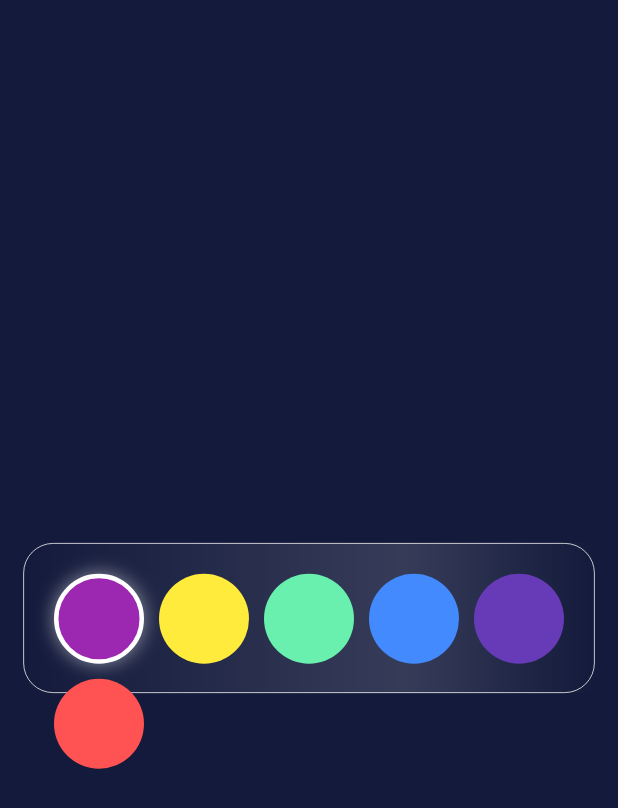
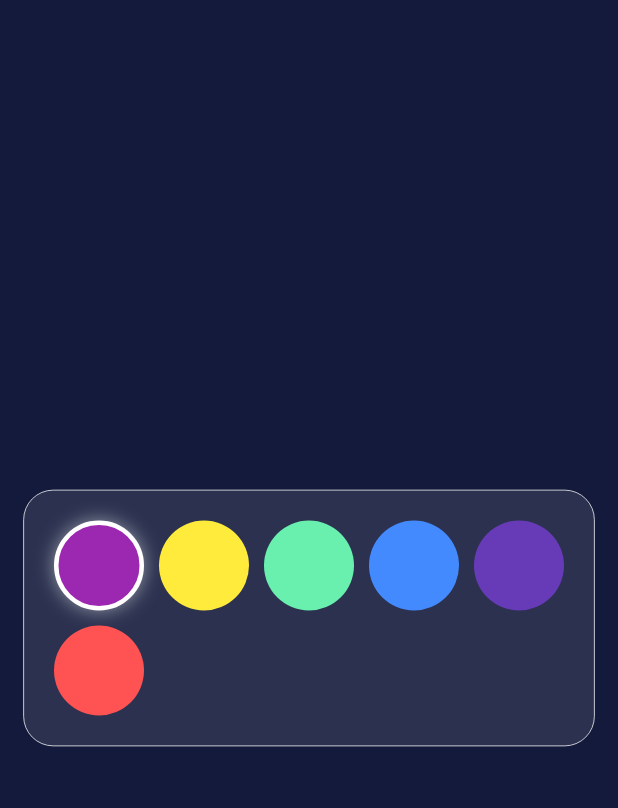
Before and after one commit to Roaa94/flutter_animations_workshop, a Flutter app: the screen it shows after launch, on a phone screen of 412 x 824 dp. Shown: the top 808 px of the screen. Run offline on Flutter 3.47's test engine with Material 2 defaults, Android fonts, the phone set to English and light mode, and no system bars.

Commit message:
feat: add workshop picker

```diff
--- a/lib/pages/home_page.dart
+++ b/lib/pages/home_page.dart
@@ -1,5 +1,5 @@
 import 'package:flutter/material.dart';
-import 'package:flutter_animations_workshop/pickers/5/color_picker.dart';
+import 'package:flutter_animations_workshop/pickers/workshop/color_picker.dart';
 
 class HomePage extends StatelessWidget {
   const HomePage({super.key});
--- /dev/null
+++ b/lib/pickers/workshop/color_item.dart
@@ -0,0 +1,43 @@
+import 'package:flutter/material.dart';
+
+class ColorItem extends StatelessWidget {
+  const ColorItem({
+    super.key,
+    this.size = 50,
+    required this.color,
+    this.isSelected = false,
+    this.onTap,
+  });
+
+  final double size;
+  final Color color;
+  final bool isSelected;
+  final VoidCallback? onTap;
+
+  @override
+  Widget build(BuildContext context) {
+    return GestureDetector(
+      onTap: onTap,
+      child: Container(
+        width: size,
+        height: size,
+        decoration: BoxDecoration(
+          color: color,
+          shape: BoxShape.circle,
+          border: Border.all(
+            color: isSelected ? Colors.white : Colors.transparent,
+            width: isSelected ? 3 : 0,
+          ),
+          boxShadow: [
+            BoxShadow(
+              blurRadius: 10,
+              color: isSelected
+                  ? Colors.white.withOpacity(0.5)
+                  : Colors.transparent,
+            ),
+          ],
+        ),
+      ),
+    );
+  }
+}
--- /dev/null
+++ b/lib/pickers/workshop/color_picker.dart
@@ -0,0 +1,43 @@
+import 'package:flutter/material.dart';
+import 'package:flutter_animations_workshop/colors.dart';
+import 'package:flutter_animations_workshop/pickers/workshop/color_item.dart';
+
+class ColorPicker extends StatefulWidget {
+  const ColorPicker({super.key});
+
+  @override
+  State<ColorPicker> createState() => _ColorPickerState();
+}
+
+class _ColorPickerState extends State<ColorPicker> {
+  int _selectedColorIndex = 0;
+
+  @override
+  Widget build(BuildContext context) {
+    return Container(
+      padding: const EdgeInsets.all(20),
+      decoration: BoxDecoration(
+        color: Colors.white.withOpacity(0.1),
+        borderRadius: BorderRadius.circular(20),
+        border: Border.all(color: Colors.white, width: 0.5),
+      ),
+      child: Wrap(
+        spacing: 10,
+        runSpacing: 10,
+        children: List.generate(
+          colors.length,
+          (index) => ColorItem(
+            onTap: () {
+              setState(() {
+                _selectedColorIndex = index;
+              });
+            },
+            isSelected: _selectedColorIndex == index,
+            color: colors[index],
+            size: 60,
+          ),
+        ),
+      ),
+    );
+  }
+}
```
